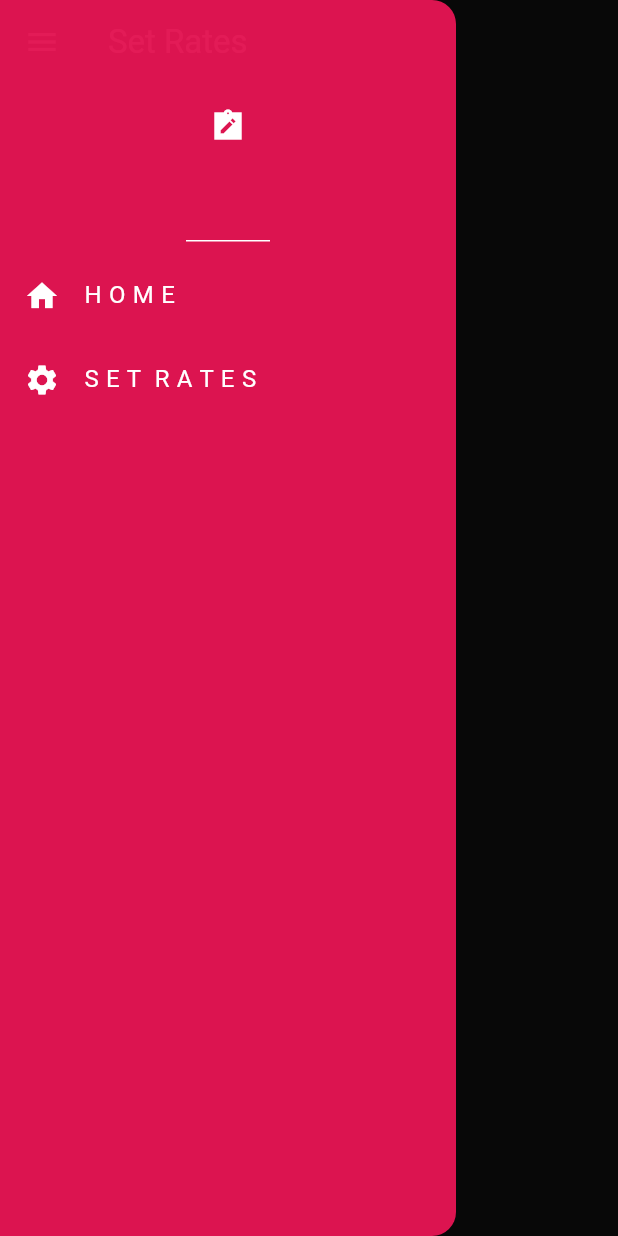
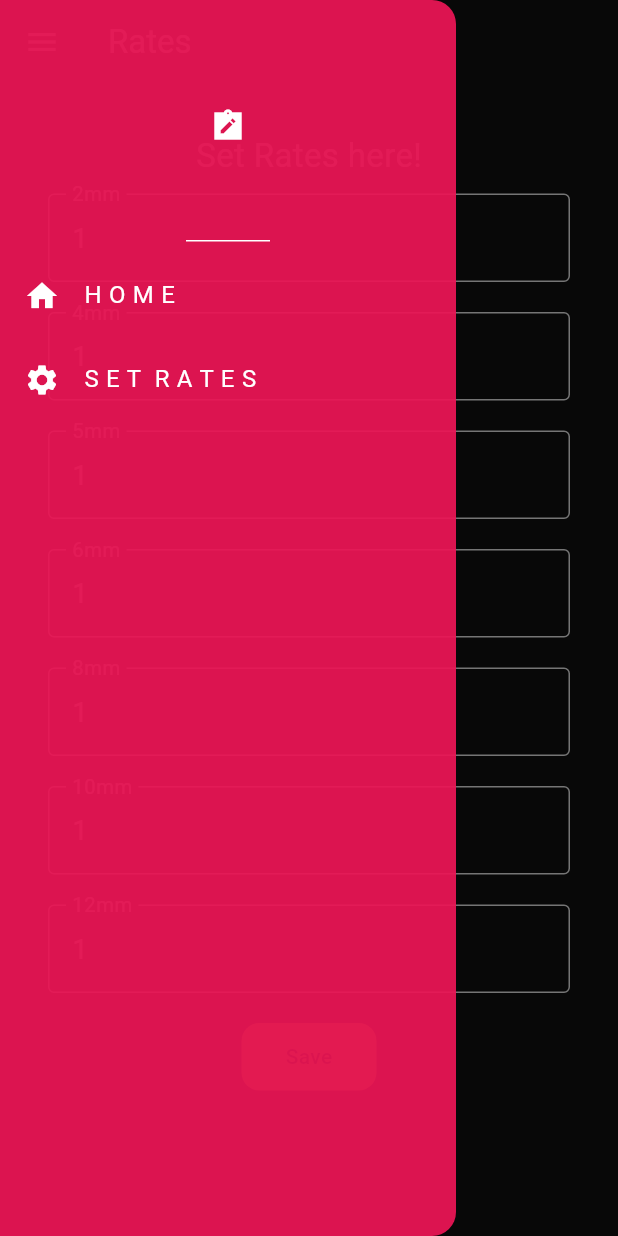
Before and after one commit to G-Shack/saraswati_pi, a Flutter app: the SetRatesPage screen opened directly, with the side drawer open, on a phone screen of 412 x 824 dp. Run offline on Flutter 3.47's test engine with Material 3 defaults, Android fonts, the phone set to English and light mode, and no system bars; our stand-ins replace rflutter_alert, shared_preferences; accounts and stored records are empty.

Commit message:
Rates dynamic done.

```diff
--- a/lib/pages/set_rates_page.dart
+++ b/lib/pages/set_rates_page.dart
@@ -1,5 +1,11 @@
+import 'dart:convert';
+
+import 'package:flutter/foundation.dart';
 import 'package:flutter/material.dart';
 import 'package:saraswati_pi/widgets/app_drawer.dart';
+import 'package:saraswati_pi/widgets/dimension_button.dart';
+import 'package:saraswati_pi/widgets/set_rates_txt_field.dart';
+import 'package:shared_preferences/shared_preferences.dart';
 
 class SetRatesPage extends StatefulWidget {
   const SetRatesPage({super.key});
@@ -9,13 +15,116 @@ class SetRatesPage extends StatefulWidget {
 }
 
 class _SetRatesPageState extends State<SetRatesPage> {
+  Map<String, Object> rates = {};
+  TextEditingController controller2mm = TextEditingController();
+  TextEditingController controller4mm = TextEditingController();
+  TextEditingController controller5mm = TextEditingController();
+  TextEditingController controller6mm = TextEditingController();
+  TextEditingController controller8mm = TextEditingController();
+  TextEditingController controller10mm = TextEditingController();
+  TextEditingController controller12mm = TextEditingController();
+
+  @override
+  void initState() {
+    loadRates();
+    super.initState();
+  }
+
+  @override
+  void dispose() {
+    controller2mm.dispose();
+    controller4mm.dispose();
+    controller5mm.dispose();
+    controller6mm.dispose();
+    controller8mm.dispose();
+    controller10mm.dispose();
+    controller12mm.dispose();
+    super.dispose();
+  }
+
+  void loadRates() async {
+    final SharedPreferences prefs = await SharedPreferences.getInstance();
+    setState(() {
+      var ratesString = prefs.getString('rates');
+      if (ratesString != null) {
+        rates = Map<String, Object>.from(jsonDecode(ratesString));
+        controller2mm.text = rates['2mm'].toString();
+        controller4mm.text = rates['4mm'].toString();
+        controller5mm.text = rates['5mm'].toString();
+        controller6mm.text = rates['6mm'].toString();
+        controller8mm.text = rates['8mm'].toString();
+        controller10mm.text = rates['10mm'].toString();
+        controller12mm.text = rates['12mm'].toString();
+      } else {
+        rates = {
+          '2mm': 1,
+          '4mm': 1,
+          '5mm': 1,
+          '6mm': 1,
+          '8mm': 1,
+          '10mm': 1,
+          '12mm': 1,
+        };
+        controller2mm.text = '1';
+        controller4mm.text = '1';
+        controller5mm.text = '1';
+        controller6mm.text = '1';
+        controller8mm.text = '1';
+        controller10mm.text = '1';
+        controller12mm.text = '1';
+      }
+    });
+  }
+
+  void updateRates() async {
+    final SharedPreferences prefs = await SharedPreferences.getInstance();
+    final updateRates = {
+      '2mm': double.parse(controller2mm.text),
+      '4mm': double.parse(controller4mm.text),
+      '5mm': double.parse(controller5mm.text),
+      '6mm': double.parse(controller6mm.text),
+      '8mm': double.parse(controller8mm.text),
+      '10mm': double.parse(controller10mm.text),
+      '12mm': double.parse(controller12mm.text),
+    };
+    if (!mapEquals(rates, updateRates)) {
+      setState(() {
+        rates = updateRates;
+      });
+    }
+    prefs.setString('rates', jsonEncode(rates));
+  }
+
   @override
   Widget build(BuildContext context) {
     return Scaffold(
       appBar: AppBar(
-        title: Text('Set Rates'),
+        title: Text('Rates'),
       ),
       drawer: AppDrawer(),
+      body: Padding(
+        padding: const EdgeInsets.all(32.0),
+        child: SingleChildScrollView(
+          reverse: true,
+          child: Column(
+            children: [
+              const Text(
+                'Set Rates here!',
+                style: TextStyle(fontSize: 22),
+              ),
+              SizedBox(height: 10),
+              SetRatesTxtField(controller: controller2mm, name: '2mm'),
+              SetRatesTxtField(controller: controller4mm, name: '4mm'),
+              SetRatesTxtField(controller: controller5mm, name: '5mm'),
+              SetRatesTxtField(controller: controller6mm, name: '6mm'),
+              SetRatesTxtField(controller: controller8mm, name: '8mm'),
+              SetRatesTxtField(controller: controller10mm, name: '10mm'),
+              SetRatesTxtField(controller: controller12mm, name: '12mm'),
+              DimensionButton(btnTxt: 'Save', fun: updateRates),
+            ],
+          ),
+        ),
+      ),
     );
   }
 }
--- a/lib/widgets/dimension_txt_field.dart
+++ b/lib/widgets/dimension_txt_field.dart
@@ -8,7 +8,7 @@ class DimensionTxtField extends StatelessWidget {
   Widget build(BuildContext context) {
     return TableCell(
         child: Padding(
-      padding: EdgeInsets.only(left: 6, right: 6),
+      padding: const EdgeInsets.only(left: 6, right: 6),
       child: TextField(
         controller: controller,
         keyboardType: TextInputType.datetime,
--- /dev/null
+++ b/lib/widgets/set_rates_txt_field.dart
@@ -0,0 +1,25 @@
+import 'package:flutter/material.dart';
+
+class SetRatesTxtField extends StatelessWidget {
+  String name;
+  TextEditingController controller = TextEditingController();
+  SetRatesTxtField({super.key, required this.controller, required this.name});
+
+  @override
+  Widget build(BuildContext context) {
+    return Column(
+      children: [
+        TextField(
+          controller: controller,
+          decoration: InputDecoration(
+              labelText: name,
+              labelStyle: TextStyle(fontSize: 18),
+              border: OutlineInputBorder()),
+          style: TextStyle(fontSize: 18),
+          keyboardType: TextInputType.datetime,
+        ),
+        SizedBox(height: 20),
+      ],
+    );
+  }
+}
--- a/lib/widgets/table_header2.dart
+++ b/lib/widgets/table_header2.dart
@@ -1,8 +1,11 @@
+import 'dart:convert';
+
 import 'package:flutter/material.dart';
 import 'package:rflutter_alert/rflutter_alert.dart';
 import 'package:saraswati_pi/widgets/custom_table_cell.dart';
 import 'package:saraswati_pi/widgets/dimension_button.dart';
 import 'package:saraswati_pi/widgets/dimension_txt_field.dart';
+import 'package:shared_preferences/shared_preferences.dart';
 
 class TableHeader extends StatefulWidget {
   const TableHeader({super.key});
@@ -44,6 +47,43 @@ class _TableHeaderState extends State<TableHeader> {
   int qty = 0;
   double rate = 0;
 
+  double getRates() {
+    switch (thick) {
+      case 2:
+        {
+          return double.parse(rates['2mm'].toString());
+        }
+      case 4:
+        {
+          return double.parse(rates['4mm'].toString());
+        }
+      case 5:
+        {
+          return double.parse(rates['5mm'].toString());
+        }
+      case 6:
+        {
+          return double.parse(rates['6mm'].toString());
+        }
+      case 8:
+        {
+          return double.parse(rates['8mm'].toString());
+        }
+      case 10:
+        {
+          return double.parse(rates['10mm'].toString());
+        }
+      case 12:
+        {
+          return double.parse(rates['12mm'].toString());
+        }
+      default:
+        {
+          return 0;
+        }
+    }
+  }
+
   void addRow() {
     setState(() {
       actL = double.parse(actLCtrl.text);
@@ -54,7 +94,7 @@ class _TableHeaderState extends State<TableHeader> {
       chrL = actL + charge;
       chrB = actB + charge;
 
-      rate = thick + 10;
+      rate = getRates();
       area = double.parse(((chrL * chrB * qty) / 92900).toStringAsFixed(2));
       amount = double.parse(
           (((chrL * chrB * qty) / 92900) * rate).toStringAsFixed(2));
@@ -118,6 +158,29 @@ class _TableHeaderState extends State<TableHeader> {
         isButtonVisible: false,
       ),
     ).show();
+  }
+
+  Map<String, Object> rates = {};
+
+  void loadRates() async {
+    final SharedPreferences prefs = await SharedPreferences.getInstance();
+    var ratesString = prefs.getString('rates');
+    rates = Map<String, Object>.from(jsonDecode(ratesString!));
+  }
+
+  @override
+  void initState() {
+    loadRates();
+    super.initState();
+  }
+
+  @override
+  void dispose() {
+    actLCtrl.dispose();
+    actBCtrl.dispose();
+    thickCtrl.dispose();
+    qtyCtrl.dispose();
+    super.dispose();
   }
 
   @override
--- a/pubspec.yaml
+++ b/pubspec.yaml
@@ -15,6 +15,7 @@ dependencies:
 
   cupertino_icons: ^1.0.2
   rflutter_alert:
+  shared_preferences: ^2.2.2
 
 dev_dependencies:
   flutter_test:
```
Also changed, not shown: pubspec.lock, 1 other file.
